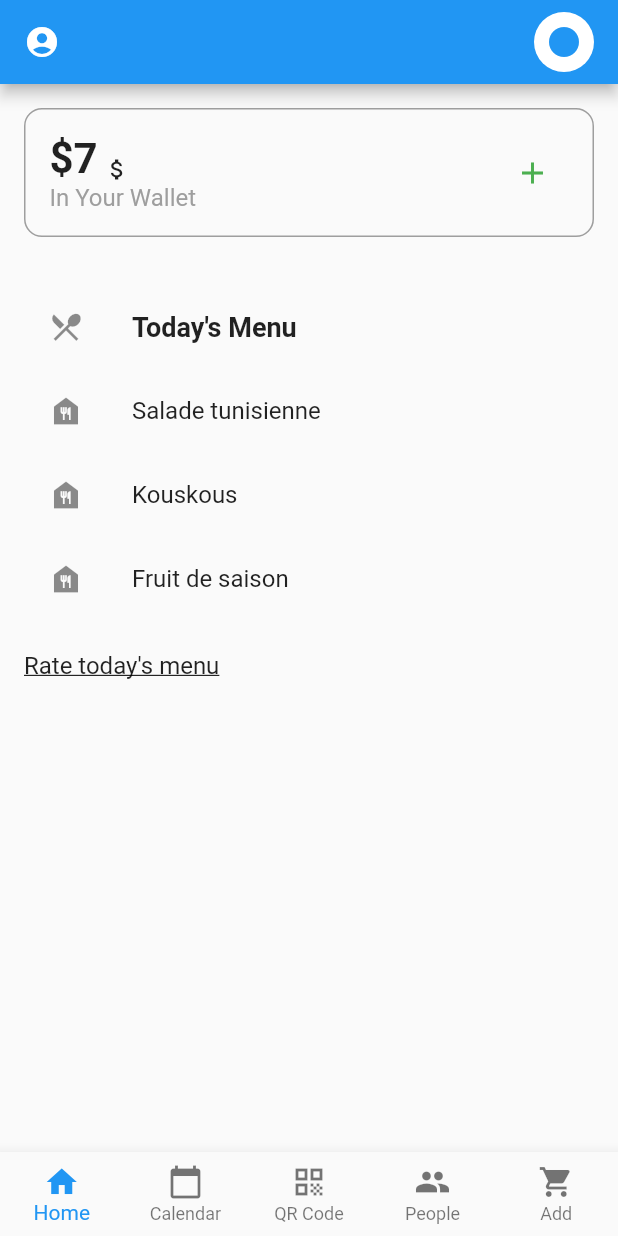
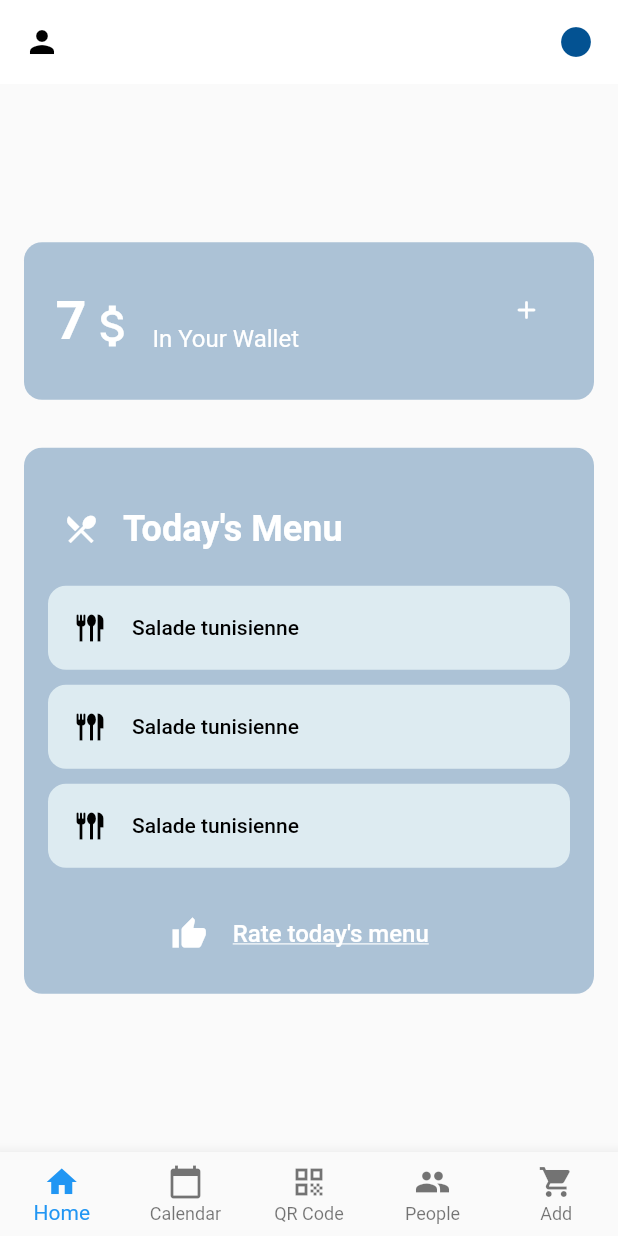
Before and after one commit to ahmedsilinii/restaurant_app, a Flutter app: the screen it shows after launch, on a phone screen of 412 x 824 dp. Run offline on Flutter 3.47's test engine with Material 2 defaults, Android fonts, the phone set to English and light mode, and no system bars.

Commit message:
Upgraded menu

```diff
--- a/lib/home_screen.dart
+++ b/lib/home_screen.dart
@@ -17,24 +17,23 @@ class _HomeScreenState extends State<HomeScreen> {
     return Scaffold(
       appBar: AppBar(
         leading: IconButton(
-          icon: Icon(Icons.account_circle),
+          icon: Icon(Icons.person),
           onPressed: () {},
         ),
         actions: [
           Container(
             margin: const EdgeInsets.only(right: 16.0),
-            child: const CircleAvatar(
-              backgroundColor: Colors.white,
-              child: Icon(
-                Icons.circle,
-                color: Colors.blue,
-              ),
+            child: const Icon(
+              Icons.circle,
+              color: Color.fromARGB(255, 3, 82, 146),
             ),
           ),
         ],
       ),
       body: const Center(
         child: Column(
+          mainAxisAlignment: MainAxisAlignment.center,
+          crossAxisAlignment: CrossAxisAlignment.center,
           children: [
             WalletWidget(),
             MenuWidget(),
--- a/lib/main.dart
+++ b/lib/main.dart
@@ -2,5 +2,15 @@ import 'package:flutter/material.dart';
 import 'package:restaurant_app/home_screen.dart';
 
 void main() {
-  runApp(const MaterialApp(home: HomeScreen()));
+  runApp(
+    MaterialApp(
+      theme: ThemeData().copyWith(
+        useMaterial3: true,
+        appBarTheme: const AppBarTheme(
+          backgroundColor: Colors.white,
+        ),
+      ),
+      home: HomeScreen(),
+    ),
+  );
 }
--- a/lib/menu.dart
+++ b/lib/menu.dart
@@ -1,44 +1,109 @@
 import 'package:flutter/material.dart';
 
 class MenuWidget extends StatelessWidget {
-  const MenuWidget({super.key});
+  const MenuWidget({Key? key});
 
   @override
   Widget build(BuildContext context) {
     return Container(
-      padding: EdgeInsets.all(16.0),
+      padding: const EdgeInsets.all(16.0),
+      margin: const EdgeInsets.all(16.0),
+      decoration: BoxDecoration(
+        color: const Color.fromARGB(255, 172, 194, 214),
+        borderRadius: BorderRadius.circular(12.0),
+      ),
       child: Column(
-        crossAxisAlignment: CrossAxisAlignment.start,
+        crossAxisAlignment: CrossAxisAlignment.center,
         children: [
-          ListTile(
+          const ListTile(
+            contentPadding: EdgeInsets.all(10),
+            iconColor: Colors.white,
             leading: Icon(Icons.restaurant_menu),
             title: Text(
               'Today\'s Menu',
               style: TextStyle(
+                color: Colors.white,
                 fontWeight: FontWeight.bold,
-                fontSize: 18.0,
+                fontSize: 24.0, // Increased font size to 24.0
               ),
             ),
           ),
-          ListTile(
-            leading: Icon(Icons.food_bank),
-            title: Text('Salade tunisienne'),
+          Container(
+            decoration: BoxDecoration(
+              color: const Color.fromARGB(255, 221, 235, 241),
+              borderRadius: BorderRadius.circular(12.0),
+            ),
+            child: ListTile(
+              leading: Icon(Icons.flatware_outlined),
+              title: Text(
+                'Salade tunisienne',
+                style: TextStyle(
+                  color: Colors.black, // Change text color to black
+                ),
+              ),
+            ),
           ),
-          ListTile(
-            leading: Icon(Icons.food_bank),
-            title: Text('Kouskous'),
+          SizedBox(
+            height: 10,
           ),
-          ListTile(
-            leading: Icon(Icons.food_bank),
-            title: Text('Fruit de saison'),
+          Container(
+            decoration: BoxDecoration(
+              color: const Color.fromARGB(255, 221, 235, 241),
+              borderRadius: BorderRadius.circular(12.0),
+            ),
+            child: ListTile(
+              leading: Icon(
+                Icons.flatware_outlined,
+              ),
+              title: Text(
+                'Salade tunisienne',
+                style: TextStyle(
+                  color: Colors.black, // Change text color to black
+                ),
+              ),
+            ),
+          ),
+          SizedBox(
+            height: 10,
+          ),
+          Container(
+            decoration: BoxDecoration(
+              color: const Color.fromARGB(255, 221, 235, 241),
+              borderRadius: BorderRadius.circular(12.0),
+            ),
+            child: ListTile(
+              leading: Icon(
+                Icons.flatware_outlined,
+              ),
+              title: Text(
+                'Salade tunisienne',
+                style: TextStyle(
+                  color: Colors.black, // Change text color to black
+                ),
+              ),
+            ),
           ),
           SizedBox(height: 20.0),
-          Text(
-            'Rate today\'s menu',
-            style: TextStyle(
-              fontSize: 16.0,
-              decoration: TextDecoration.underline,
-            ),
+          Row(
+            mainAxisAlignment: MainAxisAlignment.center,
+            children: [
+              Icon(
+                Icons.thumb_up,
+                color: Colors.white,
+              ),
+              SizedBox(width: 5),
+              TextButton(
+                onPressed: () {},
+                child: Text(
+                  'Rate today\'s menu',
+                  style: TextStyle(
+                    color: Colors.white,
+                    fontSize: 16.0,
+                    decoration: TextDecoration.underline,
+                  ),
+                ),
+              ),
+            ],
           ),
         ],
       ),
--- a/lib/wallet.dart
+++ b/lib/wallet.dart
@@ -8,7 +8,7 @@ class WalletWidget extends StatefulWidget {
 }
 
 class _WalletWidgetState extends State<WalletWidget> {
-  int amount = 7; // Example amount, replace it with your data
+  int amount = 7;
 
   @override
   Widget build(BuildContext context) {
@@ -16,11 +16,8 @@ class _WalletWidgetState extends State<WalletWidget> {
       padding: EdgeInsets.all(16.0),
       margin: EdgeInsets.all(16.0),
       decoration: BoxDecoration(
+        color: Color.fromARGB(255, 172, 194, 214),
         borderRadius: BorderRadius.circular(12.0),
-        border: Border.all(
-          color: Colors.grey,
-          width: 1.0,
-        ),
       ),
       child: Row(
         mainAxisAlignment: MainAxisAlignment.spaceBetween,
@@ -31,58 +28,52 @@ class _WalletWidgetState extends State<WalletWidget> {
               Row(
                 crossAxisAlignment: CrossAxisAlignment.end,
                 children: [
-                  Text(
-                    '\$$amount',
+                  Padding(
+                    padding: EdgeInsets.only(left: 5),
+                    child: Text(
+                      '$amount',
                       style: const TextStyle(
-                      fontSize: 28.0,
+                        fontSize: 36.0, // Increase font size
                         fontWeight: FontWeight.bold,
+                        color: Colors.white, // Set text color to white
                       ),
                     ),
-                  const SizedBox(width: 4.0),
+                  ),
                   const Icon(
-                    Icons.attach_money,
-                    size: 18.0,
+                    Icons.attach_money, // Use attach_money icon for currency
+                    size: 36.0, // Set the size of the currency icon
+                    color: Colors.white, // Set icon color to white
                   ),
-                ],
-              ),
+                  const SizedBox(width: 8.0),
                   const Text(
                     'In Your Wallet',
                     style: TextStyle(
                       fontSize: 16.0,
-                  color: Colors.grey,
+                      color: Colors.white, // Set text color to white
                     ),
                   ),
                 ],
               ),
-          IconButton(
+            ],
+          ),
+          Padding(
+            padding: const EdgeInsets.fromLTRB(50, 5, 5, 20),
+            child: IconButton(
               onPressed: () {
                 setState(() {
-                amount += 1; // Increment the amount by 100 (for example)
+                  amount += 1; // Increment the amount by 1 (for example)
                 });
               },
-            icon: Icon(
-              Icons.add,
-              color: Colors.green, // Change icon color
+              icon: const Icon(
+                Icons.add_rounded,
+                color: const Color.fromARGB(
+                    255, 255, 255, 255), // Change icon color
+                size: 20, // Set the size of the 'Add' icon
               ),
-          ), // Stateful 'Add' button widget
+            ),
+          ),
         ],
       ),
     );
   }
 }
-
-class AddButtonWidget extends StatefulWidget {
-  final VoidCallback? onAddPressed;
-
-  const AddButtonWidget({Key? key, this.onAddPressed}) : super(key: key);
-
-  @override
-  _AddButtonWidgetState createState() => _AddButtonWidgetState();
-}
-
-class _AddButtonWidgetState extends State<AddButtonWidget> {
-  @override
-  Widget build(BuildContext context) {
-    return;
-  }
-}
```
Also changed, not shown: 2 other files. Lines whose indentation alone changed are shown as unchanged.
